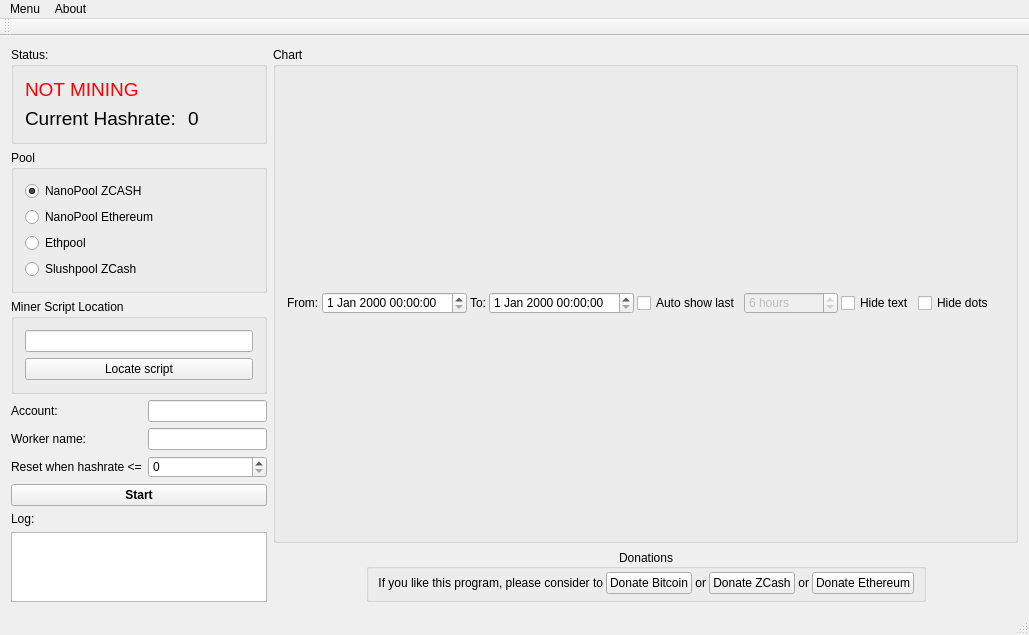
This is mainwindow.ui in stibog/MinerWatch as Qt 5 draws it before an edit. The edited form follows.
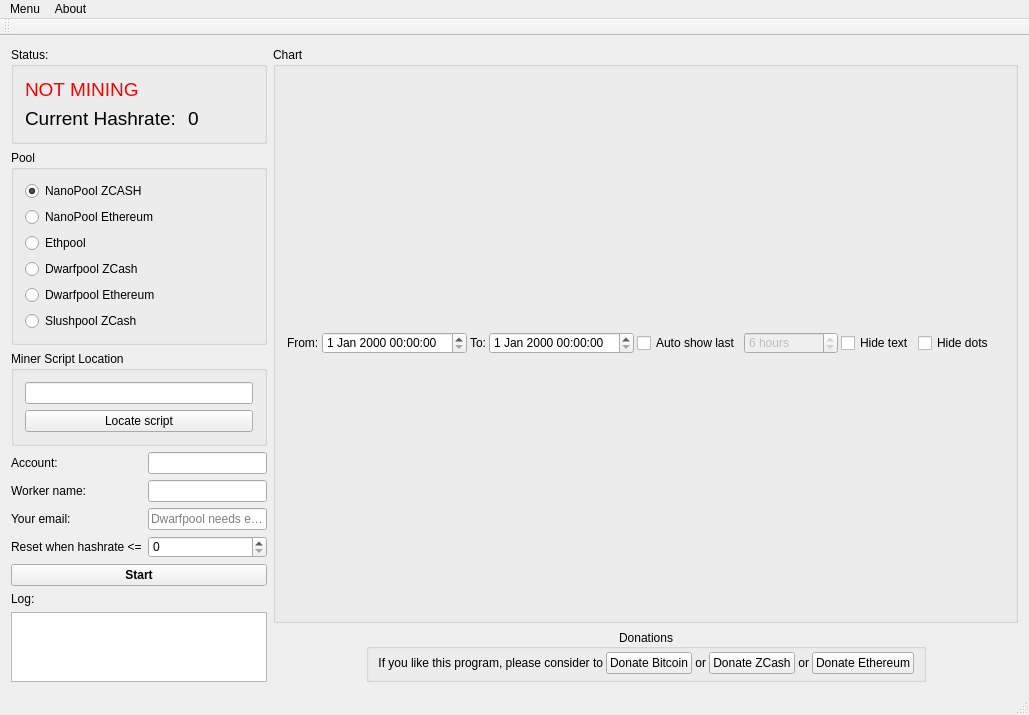
This is the edited form.

Patch:
```diff
--- a/mainwindow.ui
+++ b/mainwindow.ui
@@ -209,6 +209,32 @@
            </attribute>
           </widget>
          </item>
+         <item>
+          <widget class="QRadioButton" name="radioButton_dwarfzec">
+           <property name="text">
+            <string>Dwarfpool ZCash</string>
+           </property>
+           <property name="checked">
+            <bool>false</bool>
+           </property>
+           <attribute name="buttonGroup">
+            <string notr="true">buttonGroup</string>
+           </attribute>
+          </widget>
+         </item>
+         <item>
+          <widget class="QRadioButton" name="radioButton_dwarfeth">
+           <property name="text">
+            <string>Dwarfpool Ethereum</string>
+           </property>
+           <property name="checked">
+            <bool>false</bool>
+           </property>
+           <attribute name="buttonGroup">
+            <string notr="true">buttonGroup</string>
+           </attribute>
+          </widget>
+         </item>
          <item>
           <widget class="QRadioButton" name="radioButton_slushpool">
            <property name="text">
@@ -268,14 +294,14 @@
       <item row="1" column="1">
        <widget class="QLineEdit" name="lineEdit_worker"/>
       </item>
-      <item row="2" column="0">
+      <item row="3" column="0">
        <widget class="QLabel" name="label_5">
         <property name="text">
          <string>Reset when hashrate &lt;=</string>
         </property>
        </widget>
       </item>
-      <item row="2" column="1">
+      <item row="3" column="1">
        <widget class="QSpinBox" name="spinBox">
         <property name="suffix">
          <string/>
@@ -285,6 +311,20 @@
         </property>
        </widget>
       </item>
+      <item row="2" column="0">
+       <widget class="QLabel" name="label_email">
+        <property name="text">
+         <string>Your email:</string>
+        </property>
+       </widget>
+      </item>
+      <item row="2" column="1">
+       <widget class="QLineEdit" name="lineEdit_email">
+        <property name="placeholderText">
+         <string>Dwarfpool needs email</string>
+        </property>
+       </widget>
+      </item>
      </layout>
     </item>
     <item row="4" column="0">
```
Left out of the diff: 2 changed lines with no effect on the pictures.
